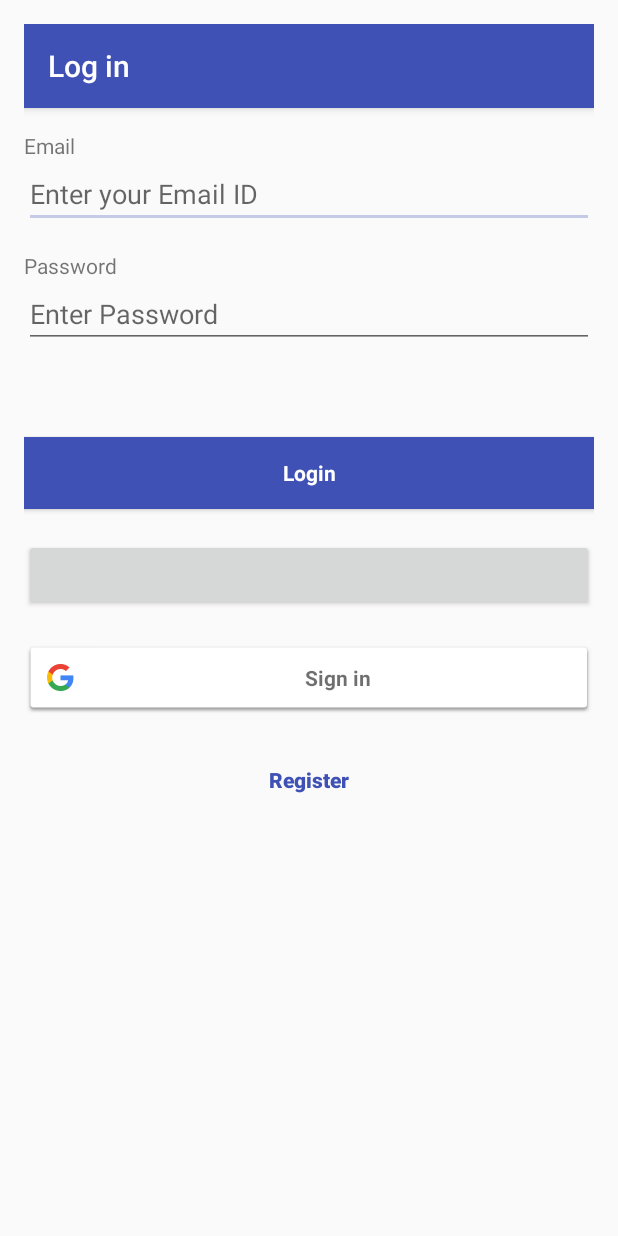
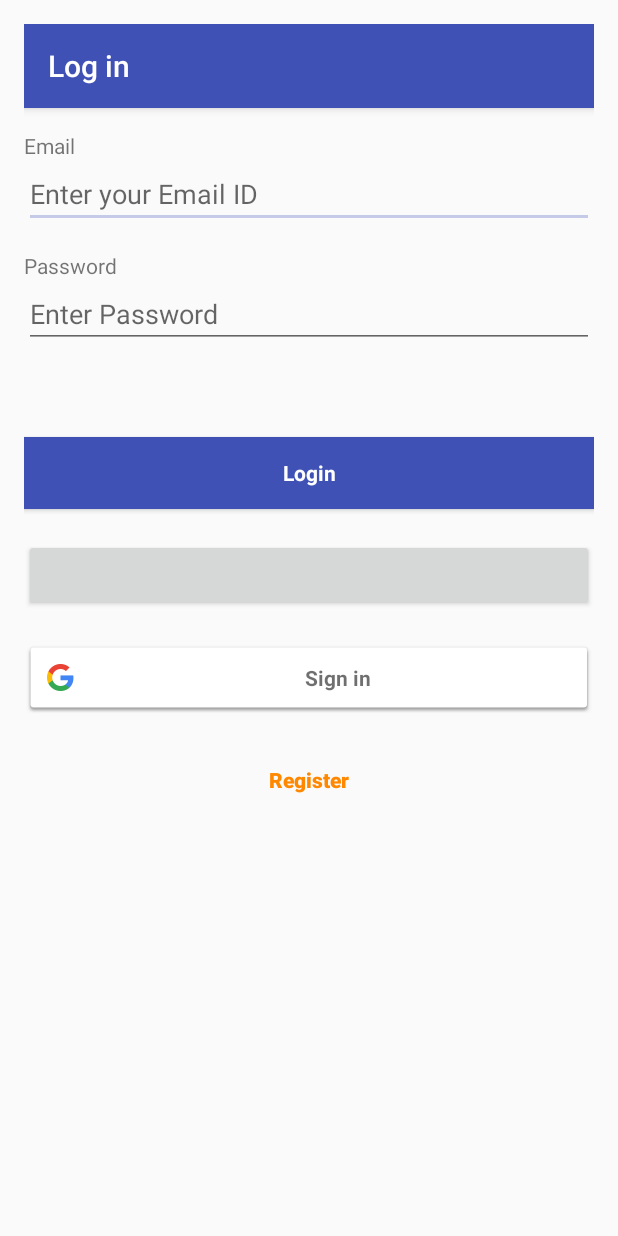
Before and after one commit to MobileApps-Cascadia/BookmarkED-android, an Android app: the Login screen opened directly, with no data from a screen before it, on a phone screen of 412 x 824 dp. Run offline under Robolectric (Android 15) with nearby library versions, the phone set to English and light mode, and no system bars; libraries missing offline, so code that uses them is left out: com.facebook, com.facebook.login, com.firebase.client; plain views replace LoginButton; 8 statements that could not run were skipped.

Commit message:
Cleaned up more code and changed the Register button border to make it visible on Android device with sdks 4.

```diff
--- a/app/src/main/java/edu/cascadia/bookmarked/BookDetailActivity.java
+++ b/app/src/main/java/edu/cascadia/bookmarked/BookDetailActivity.java
@@ -140,9 +140,9 @@ public class BookDetailActivity extends AppCompatActivity {
         if (Utility.isNotNull(bookAction)) {
             if (bookAction.equals("AllowEdit")) {
                 getMenuInflater().inflate(R.menu.menu_book_edit, menu);
-//            }
-//            else if (bookAction.equals("AddNew") || bookAction.equals("EditExisting")) {
-//                getMenuInflater().inflate(R.menu.menu_book, menu);
+            }
+            else if (bookAction.equals("AddNew") || bookAction.equals("EditExisting")) {
+                getMenuInflater().inflate(R.menu.menu_book, menu);
             } else if (bookAction.equals("ViewExisting")) {
                 getMenuInflater().inflate(R.menu.menu_book_view, menu);
             }
--- a/app/src/main/java/edu/cascadia/bookmarked/MainActivity.java
+++ b/app/src/main/java/edu/cascadia/bookmarked/MainActivity.java
@@ -85,7 +85,7 @@ public class MainActivity extends AppCompatActivity implements BookListFragment.
         sendScreenImageName();
         FBUtility fbUtility = FBUtility.getInstance();
 
-        myFirebaseRef = fbUtility. getFirebaseRef();  //new Firebase("https://fbbookmarked.firebaseio.com/");
+        myFirebaseRef = fbUtility.getFirebaseRef();  //new Firebase("https://fbbookmarked.firebaseio.com/");
 
         // instantiate a firebase authentication listener. We
         // need the reference so we can use it to remove it later
--- a/app/src/main/res/layout/login.xml
+++ b/app/src/main/res/layout/login.xml
@@ -99,9 +99,9 @@
             android:onClick="navigateToRegisterActivity"
             android:text="@string/btn_register"
             android:textAllCaps="false"
-            android:textColor="@color/primary"
+            android:textColor="@android:color/holo_orange_dark"
             android:textStyle="bold"
-            style="?android:attr/borderlessButtonStyle" />
+            style="@style/Widget.AppCompat.Button.Borderless" />
     </LinearLayout>
 
 </ScrollView>
```
Also changed, not shown: app/src/main/java/edu/cascadia/bookmarked/BookListFragment.java (+0 -123 lines).
